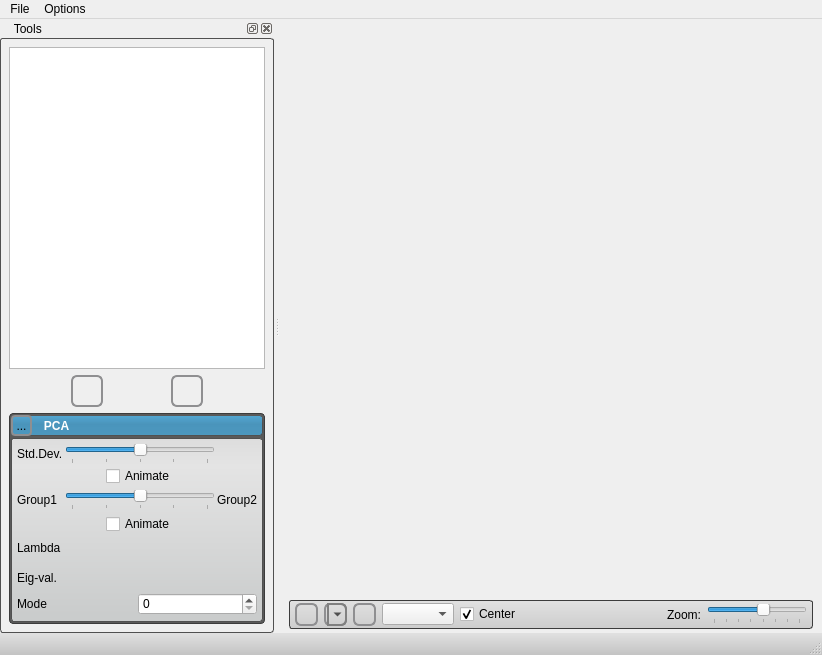
jamesra/VikingView, file src/Application/VikingViewApp.ui: the form before one commit.
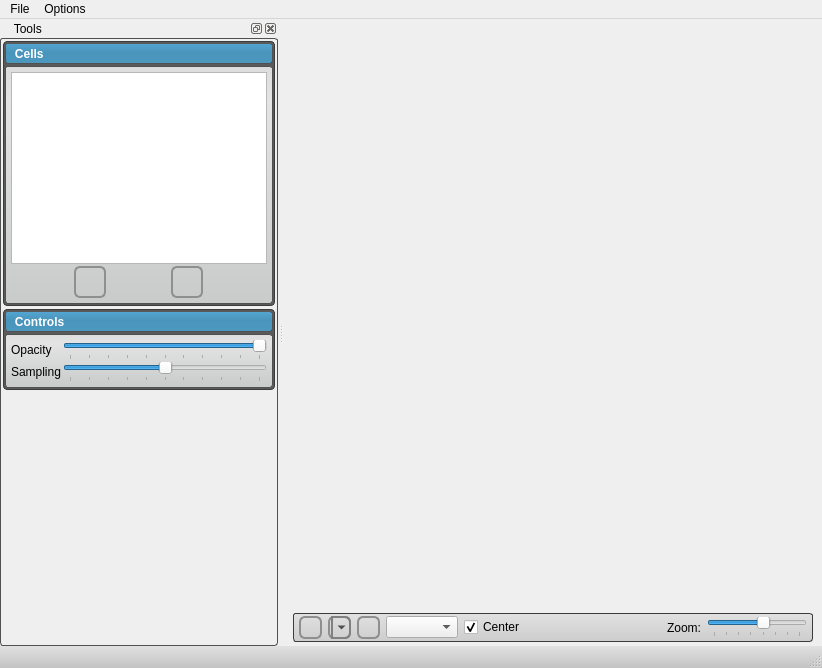
The form after the commit. Icons and pictures are not drawn. Custom widgets are drawn as their Qt base class.

Commit message: Cleaned up the UI a little, added opacity slider.

```diff
--- a/src/Application/VikingViewApp.ui
+++ b/src/Application/VikingViewApp.ui
@@ -7,7 +7,7 @@
     <x>0</x>
     <y>0</y>
     <width>822</width>
-    <height>655</height>
+    <height>668</height>
    </rect>
   </property>
   <property name="windowTitle">
@@ -62,6 +62,10 @@
 	background-color: qlineargradient(spread:pad, x1:0.5, y1:0, x2:0.5, y2:0.960227, stop:0 rgba(221, 221, 221, 255), stop:0.155779 rgba(228, 228, 228, 255), stop:1 rgba(202, 204, 204, 255));      
 }
 
+QWidget#pcaTab_2{
+	background-color: qlineargradient(spread:pad, x1:0.5, y1:0, x2:0.5, y2:0.960227, stop:0 rgba(221, 221, 221, 255), stop:0.155779 rgba(228, 228, 228, 255), stop:1 rgba(202, 204, 204, 255));      
+}
+
 QWidget#regressionTab{
 	background-color: qlineargradient(spread:pad, x1:0.5, y1:0, x2:0.5, y2:0.960227, stop:0 rgba(221, 221, 221, 255), stop:0.155779 rgba(228, 228, 228, 255), stop:1 rgba(202, 204, 204, 255));      
 }
@@ -120,10 +124,20 @@
 	color: white;
 	font: bold;
 }
+
+QLabel#pcaLabel_2{
+	color: white;
+	font: bold;
+}
+
 QWidget#pcaPanel{
 	background-color: rgba( 0, 0, 0, 0 );
 }
 
+QWidget#pcaPanel_2{
+	background-color: rgba( 0, 0, 0, 0 );
+}
+
 QToolButton#pcaOpenButton{
 	background-color: rgba(0, 0, 0, 0);
 	border-radius: 4px;
@@ -138,12 +152,23 @@
     border-radius: 3px;
 }
 
+QWidget#pcaHeader_2{
+	background-color: qlineargradient(spread:pad, x1:0.5, y1:0, x2:0.5, y2:0.960227, stop:0 rgba(0, 0, 0, 0), stop:0.45 rgba(0, 0, 0, 30), stop:1 rgba(0, 0, 0, 25));
+    border-radius: 3px;
+}
+
 QWidget#pcaHeaderBackground{
 	background-color: rgb( 84, 168, 212 );
     border-radius: 3px;
 	border: 1px solid rgb(90, 90, 90);
 }
 
+QWidget#pcaHeaderBackground_2{
+	background-color: rgb( 84, 168, 212 );
+    border-radius: 3px;
+	border: 1px solid rgb(90, 90, 90);
+}
+
 QWidget#pcaPanel{
 	background-color: rgb( 90, 90, 90 );
 	border-radius:4px;
@@ -151,11 +176,27 @@
 	color: rgb(90, 90, 90);
 }
 
+QWidget#pcaPanel_2{
+	background-color: rgb( 90, 90, 90 );
+	border-radius:4px;
+	border: 1px solid rgb(60, 60, 60);
+	color: rgb(90, 90, 90);
+}
+
+
 QWidget#pcaContent{
 	border-radius: 3px;
 	border: 1px solid rgb(80, 80,80);
 	background-color: qlineargradient(spread:pad, x1:0.5, y1:0, x2:0.5, y2:0.960227, stop:0 rgba(221, 221, 221, 255), stop:0.155779 rgba(228, 228, 228, 255), stop:1 rgba(202, 204, 204, 255));      
 }
+
+QWidget#pcaContent_2{
+	border-radius: 3px;
+	border: 1px solid rgb(80, 80,80);
+	background-color: qlineargradient(spread:pad, x1:0.5, y1:0, x2:0.5, y2:0.960227, stop:0 rgba(221, 221, 221, 255), stop:0.155779 rgba(228, 228, 228, 255), stop:1 rgba(202, 204, 204, 255));      
+}
+
+
 /********************** Pca Panel ***********************/
 
 
@@ -258,6 +299,10 @@
 	border: 2px solid rgb(80, 80,80);
 }
 
+QWidget#pcaWidget_2{
+	border-radius: 3px;
+	border: 2px solid rgb(80, 80,80);
+}
 
 QWidget#sampleWidget{
 	border-radius: 3px;
@@ -596,6 +641,76 @@
    </attribute>
    <widget class="QWidget" name="dockWidgetContents">
     <layout class="QVBoxLayout" name="verticalLayout">
+     <property name="spacing">
+      <number>3</number>
+     </property>
+     <property name="margin">
+      <number>3</number>
+     </property>
+     <item>
+      <widget class="QWidget" name="pcaPanel_2" native="true">
+       <property name="sizePolicy">
+        <sizepolicy hsizetype="Preferred" vsizetype="Fixed">
+         <horstretch>0</horstretch>
+         <verstretch>0</verstretch>
+        </sizepolicy>
+       </property>
+       <layout class="QVBoxLayout" name="verticalLayout_14">
+        <property name="spacing">
+         <number>2</number>
+        </property>
+        <property name="margin">
+         <number>2</number>
+        </property>
+        <item>
+         <widget class="QWidget" name="pcaHeaderBackground_2" native="true">
+          <layout class="QVBoxLayout" name="verticalLayout_15">
+           <property name="margin">
+            <number>0</number>
+           </property>
+           <item>
+            <widget class="QWidget" name="pcaHeader_2" native="true">
+             <property name="sizePolicy">
+              <sizepolicy hsizetype="Preferred" vsizetype="Fixed">
+               <horstretch>0</horstretch>
+               <verstretch>0</verstretch>
+              </sizepolicy>
+             </property>
+             <property name="minimumSize">
+              <size>
+               <width>215</width>
+               <height>21</height>
+              </size>
+             </property>
+             <layout class="QHBoxLayout" name="horizontalLayout_16">
+              <property name="spacing">
+               <number>2</number>
+              </property>
+              <property name="margin">
+               <number>0</number>
+              </property>
+              <item>
+               <widget class="QLabel" name="pcaLabel_2">
+                <property name="text">
+                 <string>   Cells</string>
+                </property>
+               </widget>
+              </item>
+             </layout>
+            </widget>
+           </item>
+          </layout>
+         </widget>
+        </item>
+        <item>
+         <widget class="QWidget" name="pcaContent_2" native="true">
+          <layout class="QVBoxLayout" name="verticalLayout_23">
+           <property name="spacing">
+            <number>2</number>
+           </property>
+           <property name="margin">
+            <number>6</number>
+           </property>
      <item>
       <widget class="QTableWidget" name="table_widget"/>
      </item>
@@ -661,6 +776,12 @@
        </item>
       </layout>
      </item>
+          </layout>
+         </widget>
+        </item>
+       </layout>
+      </widget>
+     </item>
      <item>
       <widget class="QWidget" name="pcaPanel" native="true">
        <property name="sizePolicy">
@@ -703,39 +824,10 @@
               <property name="margin">
                <number>0</number>
               </property>
-              <item>
-               <widget class="QToolButton" name="pcaOpenButton">
-                <property name="minimumSize">
-                 <size>
-                  <width>21</width>
-                  <height>21</height>
-                 </size>
-                </property>
-                <property name="maximumSize">
-                 <size>
-                  <width>21</width>
-                  <height>21</height>
-                 </size>
-                </property>
-                <property name="text">
-                 <string>...</string>
-                </property>
-                <property name="icon">
-                 <iconset>
-                  <normaloff>:/Studio/Images/DownArrowWhite.png</normaloff>:/Studio/Images/DownArrowWhite.png</iconset>
-                </property>
-                <property name="checkable">
-                 <bool>true</bool>
-                </property>
-                <property name="checked">
-                 <bool>true</bool>
-                </property>
-               </widget>
-              </item>
               <item>
                <widget class="QLabel" name="pcaLabel">
                 <property name="text">
-                 <string>   PCA</string>
+                 <string>   Controls</string>
                 </property>
                </widget>
               </item>
@@ -759,243 +851,50 @@
              <item row="0" column="0">
               <widget class="QLabel" name="label_10">
                <property name="text">
-                <string>Std.Dev.</string>
+                <string>Opacity</string>
                </property>
               </widget>
              </item>
              <item row="0" column="1">
-              <widget class="QSlider" name="pcaSlider">
-               <property name="minimum">
-                <number>-20</number>
-               </property>
+              <widget class="QSlider" name="opacity_slider">
                <property name="maximum">
-                <number>20</number>
-               </property>
-               <property name="orientation">
-                <enum>Qt::Horizontal</enum>
-               </property>
-               <property name="tickPosition">
-                <enum>QSlider::TicksBelow</enum>
-               </property>
-               <property name="tickInterval">
-                <number>10</number>
-               </property>
-              </widget>
-             </item>
-             <item row="0" column="2">
-              <widget class="QLabel" name="pcaValueLabel">
-               <property name="minimumSize">
-                <size>
-                 <width>35</width>
-                 <height>0</height>
-                </size>
-               </property>
-               <property name="text">
-                <string/>
-               </property>
-              </widget>
-             </item>
-             <item row="2" column="0">
-              <widget class="QLabel" name="pcaGroup1Label">
-               <property name="minimumSize">
-                <size>
-                 <width>0</width>
-                 <height>24</height>
-                </size>
-               </property>
-               <property name="text">
-                <string>Group1</string>
-               </property>
-              </widget>
-             </item>
-             <item row="2" column="1">
-              <widget class="QSlider" name="pcaGroupSlider">
-               <property name="minimum">
-                <number>0</number>
-               </property>
-               <property name="maximum">
-                <number>20</number>
+                <number>100</number>
                </property>
                <property name="value">
-                <number>10</number>
+                <number>100</number>
                </property>
                <property name="orientation">
                 <enum>Qt::Horizontal</enum>
                </property>
+               <property name="invertedAppearance">
+                <bool>false</bool>
+               </property>
                <property name="tickPosition">
                 <enum>QSlider::TicksBelow</enum>
                </property>
-               <property name="tickInterval">
-                <number>5</number>
-               </property>
               </widget>
              </item>
-             <item row="2" column="2">
-              <widget class="QLabel" name="pcaGroup2Label">
-               <property name="text">
-                <string>Group2</string>
-               </property>
-              </widget>
-             </item>
-             <item row="1" column="1">
-              <widget class="QWidget" name="widget_23" native="true">
-               <layout class="QHBoxLayout" name="horizontalLayout_9">
-                <property name="spacing">
-                 <number>0</number>
-                </property>
-                <property name="margin">
-                 <number>0</number>
-                </property>
-                <item>
-                 <spacer name="horizontalSpacer_3">
-                  <property name="orientation">
-                   <enum>Qt::Horizontal</enum>
-                  </property>
-                  <property name="sizeHint" stdset="0">
-                   <size>
-                    <width>40</width>
-                    <height>20</height>
-                   </size>
-                  </property>
-                 </spacer>
-                </item>
-                <item>
-                 <widget class="QCheckBox" name="pcaAnimateCheckBox">
-                  <property name="text">
-                   <string>Animate</string>
-                  </property>
-                 </widget>
-                </item>
-                <item>
-                 <spacer name="horizontalSpacer_4">
-                  <property name="orientation">
-                   <enum>Qt::Horizontal</enum>
-                  </property>
-                  <property name="sizeHint" stdset="0">
-                   <size>
-                    <width>40</width>
-                    <height>20</height>
-                   </size>
-                  </property>
-                 </spacer>
-                </item>
-               </layout>
-              </widget>
-             </item>
-             <item row="3" column="1">
-              <widget class="QWidget" name="widget_25" native="true">
-               <layout class="QHBoxLayout" name="horizontalLayout_10">
-                <property name="spacing">
-                 <number>0</number>
-                </property>
-                <property name="margin">
-                 <number>0</number>
-                </property>
-                <item>
-                 <spacer name="horizontalSpacer_7">
-                  <property name="orientation">
-                   <enum>Qt::Horizontal</enum>
-                  </property>
-                  <property name="sizeHint" stdset="0">
-                   <size>
-                    <width>40</width>
-                    <height>20</height>
-                   </size>
-                  </property>
-                 </spacer>
-                </item>
-                <item>
-                 <widget class="QCheckBox" name="pcaGroupAnimateCheckBox">
-                  <property name="text">
-                   <string>Animate</string>
-                  </property>
-                 </widget>
-                </item>
-                <item>
-                 <spacer name="horizontalSpacer_8">
-                  <property name="orientation">
-                   <enum>Qt::Horizontal</enum>
-                  </property>
-                  <property name="sizeHint" stdset="0">
-                   <size>
-                    <width>40</width>
-                    <height>20</height>
-                   </size>
-                  </property>
-                 </spacer>
-                </item>
-               </layout>
-              </widget>
-             </item>
-            </layout>
-           </item>
-           <item>
-            <layout class="QGridLayout" name="gridLayout_3">
-             <property name="verticalSpacing">
-              <number>6</number>
-             </property>
              <item row="1" column="0">
-              <widget class="QLabel" name="label_8">
-               <property name="minimumSize">
-                <size>
-                 <width>0</width>
-                 <height>24</height>
-                </size>
-               </property>
+              <widget class="QLabel" name="label_3">
                <property name="text">
-                <string>Eig-val.</string>
+                <string>Sampling</string>
                </property>
               </widget>
              </item>
              <item row="1" column="1">
-              <widget class="QLabel" name="pcaEigenValueLabel">
-               <property name="text">
-                <string/>
-               </property>
-              </widget>
-             </item>
-             <item row="0" column="0">
-              <widget class="QLabel" name="label_9">
-               <property name="minimumSize">
-                <size>
-                 <width>0</width>
-                 <height>24</height>
-                </size>
-               </property>
-               <property name="text">
-                <string>Lambda</string>
-               </property>
-              </widget>
-             </item>
-             <item row="0" column="1">
-              <widget class="QLabel" name="pcaLambdaLabel">
-               <property name="text">
-                <string/>
-               </property>
-              </widget>
-             </item>
-            </layout>
-           </item>
-           <item>
-            <layout class="QHBoxLayout" name="horizontalLayout_11">
-             <item>
-              <widget class="QLabel" name="label_11">
-               <property name="minimumSize">
-                <size>
-                 <width>0</width>
-                 <height>24</height>
-                </size>
-               </property>
-               <property name="text">
-                <string>Mode</string>
-               </property>
-              </widget>
-             </item>
-             <item>
-              <widget class="QSpinBox" name="pcaModeSpinBox">
+              <widget class="QSlider" name="sampling_slider">
                <property name="maximum">
-                <number>500</number>
+                <number>100</number>
                </property>
+               <property name="value">
+                <number>50</number>
+               </property>
+               <property name="orientation">
+                <enum>Qt::Horizontal</enum>
+               </property>
+               <property name="tickPosition">
+                <enum>QSlider::TicksBelow</enum>
+               </property>
               </widget>
              </item>
             </layout>
@@ -1006,6 +905,19 @@
        </layout>
       </widget>
      </item>
+     <item>
+      <spacer name="verticalSpacer">
+       <property name="orientation">
+        <enum>Qt::Vertical</enum>
+       </property>
+       <property name="sizeHint" stdset="0">
+        <size>
+         <width>20</width>
+         <height>40</height>
+        </size>
+       </property>
+      </spacer>
+     </item>
     </layout>
    </widget>
   </widget>
```
Left out of the diff: 4 changed lines with no effect on the pictures. Lines whose indentation alone changed are shown as unchanged. The commit also changes 5 other files.
